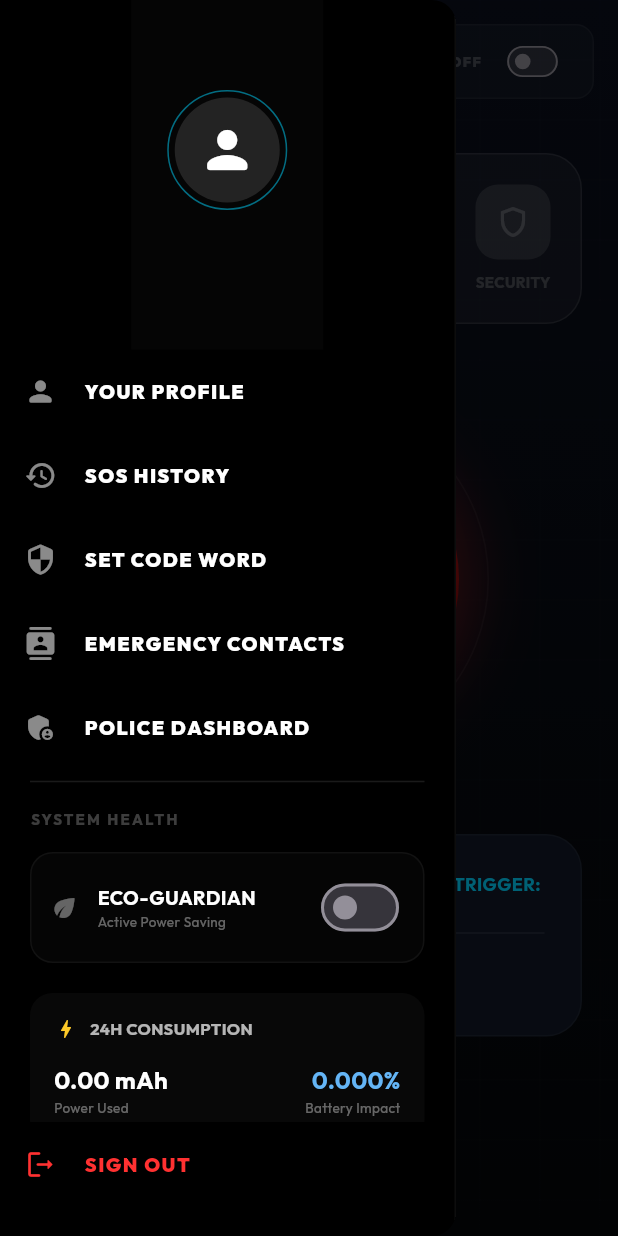
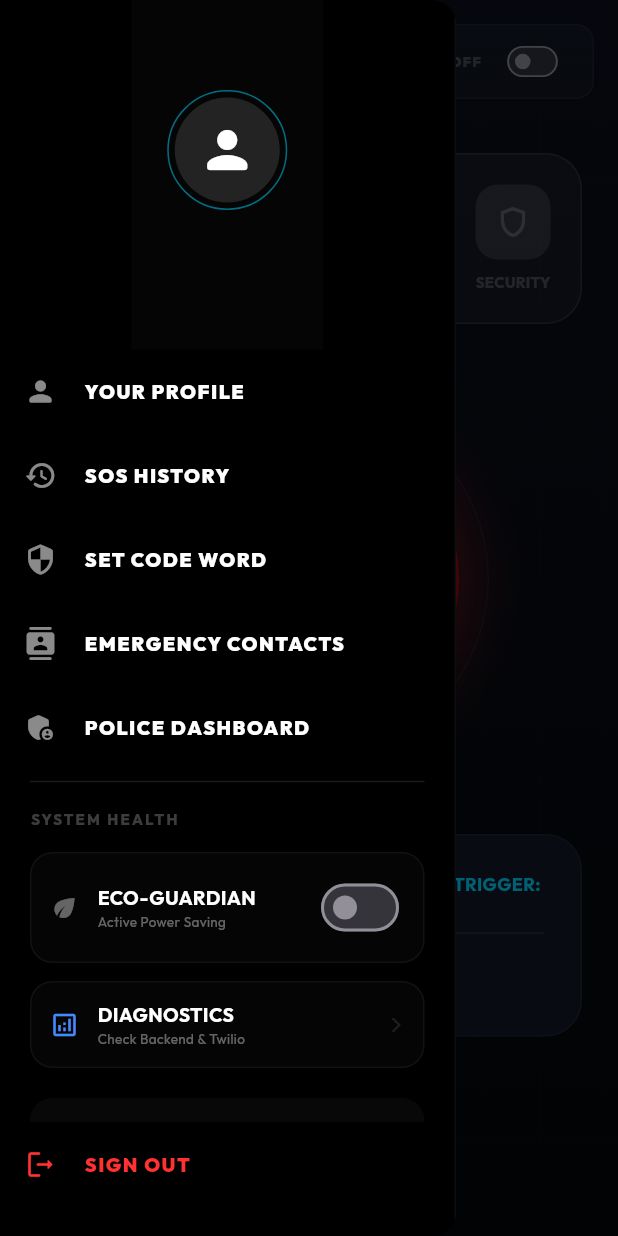
Before and after one commit to Arpitsharmaa19/SOS-Guardian, a Flutter app: the HomeScreen screen opened directly, with the side drawer open, on a phone screen of 412 x 824 dp. Run offline on Flutter 3.47's test engine with Material 3 defaults, Android fonts, the phone set to English and light mode, and no system bars; our stand-ins replace animate_do, battery_plus, cloud_firestore, firebase_auth, firebase_core, flutter_tts and 6 more; accounts and stored records are empty.

Commit message:
Fix WhatsApp alert reliability and add backend diagnostics

```diff
--- a/lib/screens/home_screen.dart
+++ b/lib/screens/home_screen.dart
@@ -862,6 +862,8 @@ class HomeScreenState extends State<HomeScreen> {
                         ),
                         const SizedBox(height: 15),
                         _buildOptimizationToggle(),
+                        const SizedBox(height: 12),
+                        _buildDiagnosticButton(), // Added diagnostic button
                         const SizedBox(height: 20),
                         _buildEnergyReportCard(),
                       ],
@@ -922,6 +924,36 @@ class HomeScreenState extends State<HomeScreen> {
             activeColor: Colors.green,
           ),
         ],
+      ),
+    );
+  }
+
+  Widget _buildDiagnosticButton() {
+    return InkWell(
+      onTap: _testBackendConnection,
+      borderRadius: BorderRadius.circular(15),
+      child: Container(
+        padding: const EdgeInsets.all(12),
+        decoration: BoxDecoration(
+          color: Colors.white.withOpacity(0.02),
+          borderRadius: BorderRadius.circular(15),
+          border: Border.all(color: Colors.white.withOpacity(0.05)),
+        ),
+        child: Row(
+          children: [
+            const Icon(Icons.analytics_outlined, color: Colors.blueAccent, size: 20),
+            const SizedBox(width: 12),
+            Column(
+              crossAxisAlignment: CrossAxisAlignment.start,
+              children: [
+                Text('DIAGNOSTICS', style: GoogleFonts.outfit(color: Colors.white, fontSize: 13, fontWeight: FontWeight.bold)),
+                Text('Check Backend & Twilio', style: GoogleFonts.outfit(color: Colors.white38, fontSize: 9)),
+              ],
+            ),
+            const Spacer(),
+            const Icon(Icons.arrow_forward_ios_rounded, color: Colors.white10, size: 12),
+          ],
+        ),
       ),
     );
   }
```
Also changed, not shown: 1 other file.
